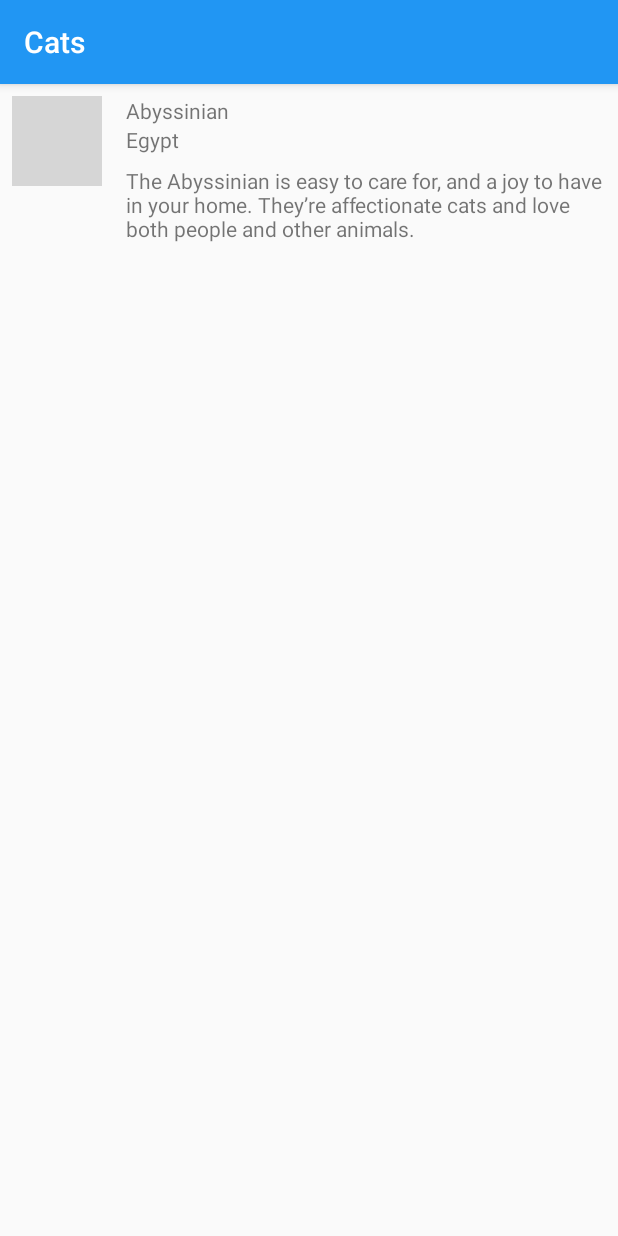
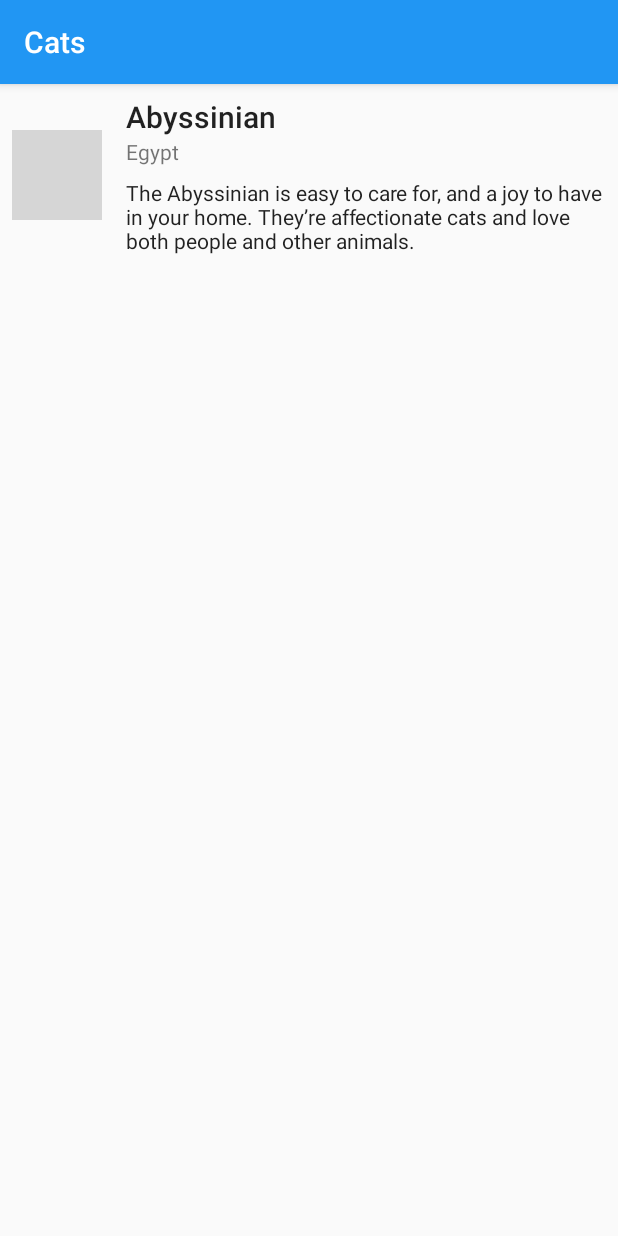
Before and after one commit to arifikhsan/Cats, an Android app: the screen it shows after launch (MainActivity), on a phone screen of 412 x 824 dp. Run offline under Robolectric (Android 15) with nearby library versions, the phone set to English and light mode, and no system bars; our stand-ins replace CircleImageView; pictures from the network do not load; grey boxes are pictures that could not be loaded.

Commit message:
update ui

```diff
--- a/app/src/main/res/layout/item_row_cat.xml
+++ b/app/src/main/res/layout/item_row_cat.xml
@@ -3,6 +3,7 @@
     xmlns:tools="http://schemas.android.com/tools"
     android:layout_width="match_parent"
     android:layout_height="wrap_content"
+    android:background="?attr/selectableItemBackground"
     android:orientation="horizontal"
     android:padding="@dimen/activity_vertical_margin">
 
@@ -10,6 +11,7 @@
         android:id="@+id/img_cat"
         android:layout_width="60dp"
         android:layout_height="60dp"
+        android:layout_centerVertical="true"
         tools:src="@android:color/darker_gray" />
 
     <LinearLayout
@@ -22,12 +24,14 @@
 
         <TextView
             android:id="@+id/tv_item_name"
+            style="@style/TextAppearance.AppCompat.Title"
             android:layout_width="match_parent"
             android:layout_height="wrap_content"
             tools:text="Nama Jenis Kucing" />
 
         <TextView
             android:id="@+id/tv_item_origin"
+            style="@style/TextAppearance.AppCompat.Small"
             android:layout_width="match_parent"
             android:layout_height="wrap_content"
             android:layout_marginBottom="@dimen/activity_vertical_margin"
@@ -35,6 +39,7 @@
 
         <TextView
             android:id="@+id/tv_item_description"
+            style="@style/TextAppearance.AppCompat.Body1"
             android:layout_width="match_parent"
             android:layout_height="wrap_content"
             tools:text="Deskripsi kucing" />
```
